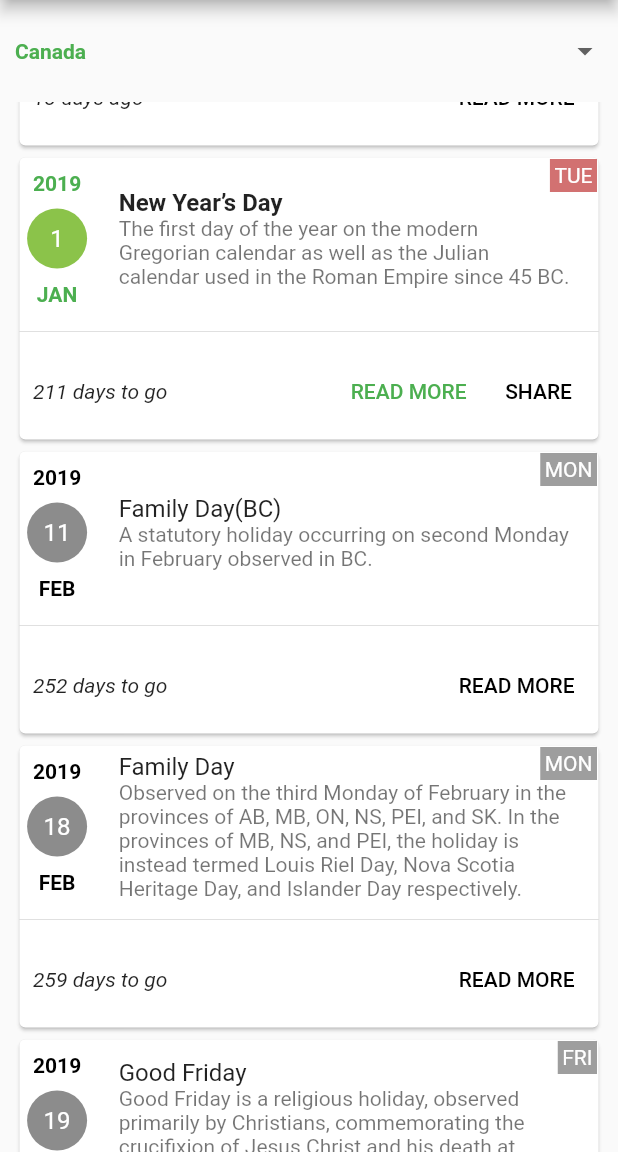
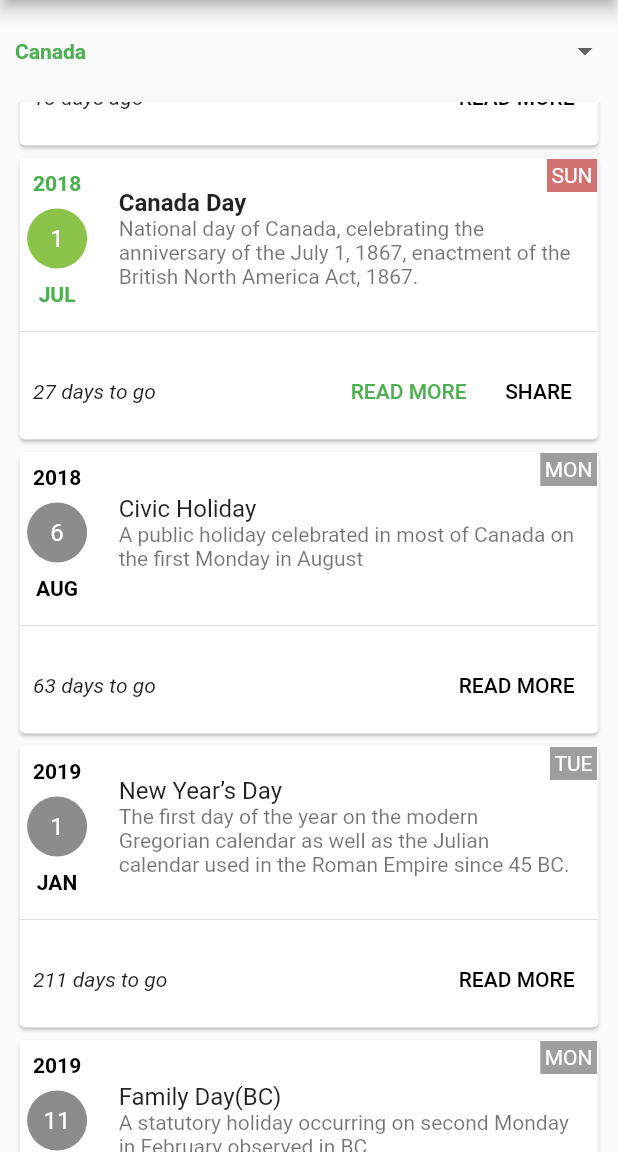
Before and after one commit to jobinbasani/my_next_holiday, a Flutter app: the screen it shows after launch, scrolled down 1152 dp, on a phone screen of 412 x 824 dp, the part 84-1236 px from its top. Run offline on Flutter 3.47's test engine with Material 2 defaults, Android fonts, the light colour scheme and no system bars; our stand-ins replace share, shared_preferences.

Commit message:
Add more Canadian holidays

```diff
--- a/lib/services/CanadaHolidayService.dart
+++ b/lib/services/CanadaHolidayService.dart
@@ -15,6 +15,8 @@ class CanadaHolidayService extends CommonHolidayService {
     addGoodFriday(holidays, year);
     addEasterMonday(holidays, year);
     addVictoriaDay(holidays, year);
+    addCanadaDay(holidays, year);
+    addCivicHoliday(holidays, year);
   }
 
   void addFamilyDayBc(List<HolidayDetails> holidays, int year) {
@@ -38,4 +40,14 @@ class CanadaHolidayService extends CommonHolidayService {
     }
     holidays.add(new HolidayDetails(HolidayDetails.victoriaDay, calculatedDay));
   }
+
+  void addCanadaDay(List<HolidayDetails> holidays, int year) {
+    holidays.add(new HolidayDetails(
+        HolidayDetails.canadaDay, new DateTime(year, DateTime.july, 1)));
+  }
+
+  void addCivicHoliday(List<HolidayDetails> holidays, int year) {
+    holidays.add(new HolidayDetails(HolidayDetails.civicHoliday,
+        getFirstDayOfWeek(DateTime.august, DateTime.monday, year)));
+  }
 }
--- a/lib/vo/HolidayDetails.dart
+++ b/lib/vo/HolidayDetails.dart
@@ -43,6 +43,14 @@ class HolidayDetails extends HolidayInfo {
       "Victoria Day",
       "A federal Canadian public holiday celebrated on the last Monday before May 25, in honour of Queen Victoria's birthday.",
       "http://en.wikipedia.org/wiki/Victoria_Day");
+  static final HolidayInfo canadaDay = new HolidayInfo(
+      "Canada Day",
+      "National day of Canada, celebrating the anniversary of the July 1, 1867, enactment of the British North America Act, 1867.",
+      "http://en.wikipedia.org/wiki/Canada_Day");
+  static final HolidayInfo civicHoliday = new HolidayInfo(
+      "Civic Holiday",
+      "A public holiday celebrated in most of Canada on the first Monday in August",
+      "http://en.wikipedia.org/wiki/Civic_Holiday");
 
   DateTime holidayDate;
   bool isNextHoliday;
```
